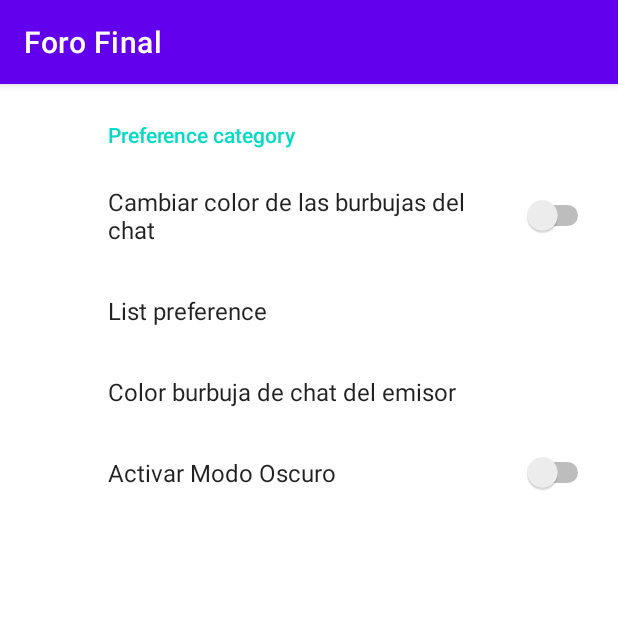
After one commit to RNavarroSanchez/Proyecto-Final-Foro, an Android app: the fragment SettingsPreferences shown on its own in the app's theme, on a phone screen of 412 x 824 dp, the top half of it. The commit adds this screen. Run offline under Robolectric (Android 15) with nearby library versions, the phone set to English and light mode, and no system bars; our stand-ins replace androidx.preference; 1 statement that could not run was skipped.

Commit message:
empiezo preferences

```diff
--- a/app/build.gradle
+++ b/app/build.gradle
@@ -34,6 +34,7 @@ dependencies {
     implementation 'androidx.appcompat:appcompat:1.3.0'
     implementation 'com.google.android.material:material:1.3.0'
     implementation 'androidx.constraintlayout:constraintlayout:2.0.4'
+    implementation 'org.jetbrains:annotations:15.0'
     testImplementation 'junit:junit:4.+'
     androidTestImplementation 'androidx.test.ext:junit:1.1.2'
     androidTestImplementation 'androidx.test.espresso:espresso-core:3.3.0'
@@ -41,4 +42,5 @@ dependencies {
     implementation 'com.google.firebase:firebase-analytics'
     implementation 'com.google.firebase:firebase-auth'
     implementation 'com.google.firebase:firebase-firestore'
+    implementation 'androidx.preference:preference:1.1.1'
 }
--- /dev/null
+++ b/app/src/main/java/com/rnavarro/forofinal/settings/SettingsPreferences.java
@@ -0,0 +1,19 @@
+package com.rnavarro.forofinal.settings;
+
+import android.os.Bundle;
+import android.view.MenuItem;
+
+import androidx.annotation.NonNull;
+import androidx.annotation.Nullable;
+import androidx.preference.PreferenceFragmentCompat;
+
+import com.rnavarro.forofinal.R;
+
+public class SettingsPreferences extends PreferenceFragmentCompat {
+
+
+    @Override
+    public void onCreatePreferences(Bundle savedInstanceState, String rootKey) {
+        setPreferencesFromResource(R.xml.layout_settings,rootKey);
+    }
+}
--- a/app/src/main/res/values/strings.xml
+++ b/app/src/main/res/values/strings.xml
@@ -1,3 +1,18 @@
 <resources>
     <string name="app_name">Foro Final</string>
+    <array name="Listado_keys">
+        <item>rojo</item>
+        <item>verde</item>
+        <item>azul</item>
+        <item>amarillo</item>
+        <item>morado</item>
+    </array>
+
+    <array name="listado">
+        <item>Rojo</item>
+        <item>Verde</item>
+        <item>Azul</item>
+        <item>Amarillo</item>
+        <item>Morado</item>
+    </array>
 </resources>
--- /dev/null
+++ b/app/src/main/res/xml/layout_settings.xml
@@ -0,0 +1,31 @@
+<?xml version="1.0" encoding="utf-8"?>
+<PreferenceScreen xmlns:app="http://schemas.android.com/apk/res-auto"
+    xmlns:tools="http://schemas.android.com/tools"
+    xmlns:android="http://schemas.android.com/apk/res/android">
+
+    <PreferenceCategory android:title="Preference category">
+
+        <SwitchPreference
+            android:defaultValue="false"
+            android:key="switch_preference_1"
+            android:title="Cambiar color de las burbujas del chat"
+            app:disableDependentsState="false" />
+        <ListPreference
+            android:defaultValue="1"
+            android:entries="@array/listado"
+            android:entryValues="@array/Listado_keys"
+            android:key="list_preference_1"
+            android:title="List preference" />
+        <ListPreference
+            android:defaultValue="true"
+            android:entries="@array/listado"
+            android:entryValues="@array/Listado_keys"
+            android:key="listcolor_emisor"
+            android:title="Color burbuja de chat del emisor"
+            app:dependency="switch_preference_1" />
+    </PreferenceCategory>
+    <SwitchPreference
+        android:defaultValue="false"
+        android:key="switch_preference_1"
+        android:title="Activar Modo Oscuro" />
+</PreferenceScreen>
```
Also changed, not shown: app/src/main/java/com/rnavarro/forofinal/settings/SettingsActivity.java (added, +20 -0 lines), app/src/main/res/layout/item_mensaje.xml (+32 -32 lines), app/src/main/res/layout/layout_settings.xml (deleted, +0 -80 lines), app/src/main/res/layout/lista_message.xml (+5 -4 lines), app/src/main/res/layout/settings_activity.xml (added, +9 -0 lines).
